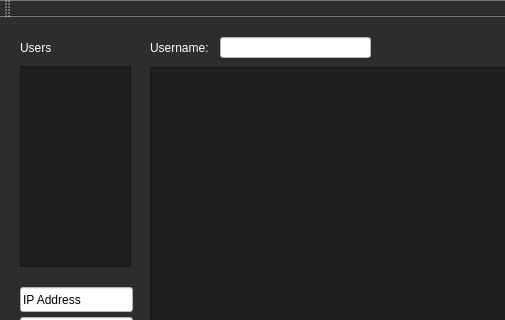
Above: Comp4981ChatProgram/mainwindow.ui from jacobfrank4/chatProgram before the change; both pictures show x 0 to 505 and y 0 to 320 of the 870 by 446 pixel window. Below: the same form after it.
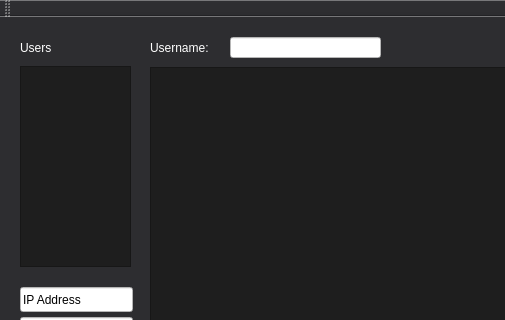
That is the form after the change.

Patch:
```diff
--- a/Comp4981ChatProgram/mainwindow.ui
+++ b/Comp4981ChatProgram/mainwindow.ui
@@ -151,7 +151,7 @@
      <rect>
       <x>150</x>
       <y>20</y>
-      <width>61</width>
+      <width>71</width>
       <height>21</height>
      </rect>
     </property>
@@ -165,7 +165,7 @@
    <widget class="QLineEdit" name="usernameLineEdit">
     <property name="geometry">
      <rect>
-      <x>220</x>
+      <x>230</x>
       <y>20</y>
       <width>151</width>
       <height>21</height>
```
